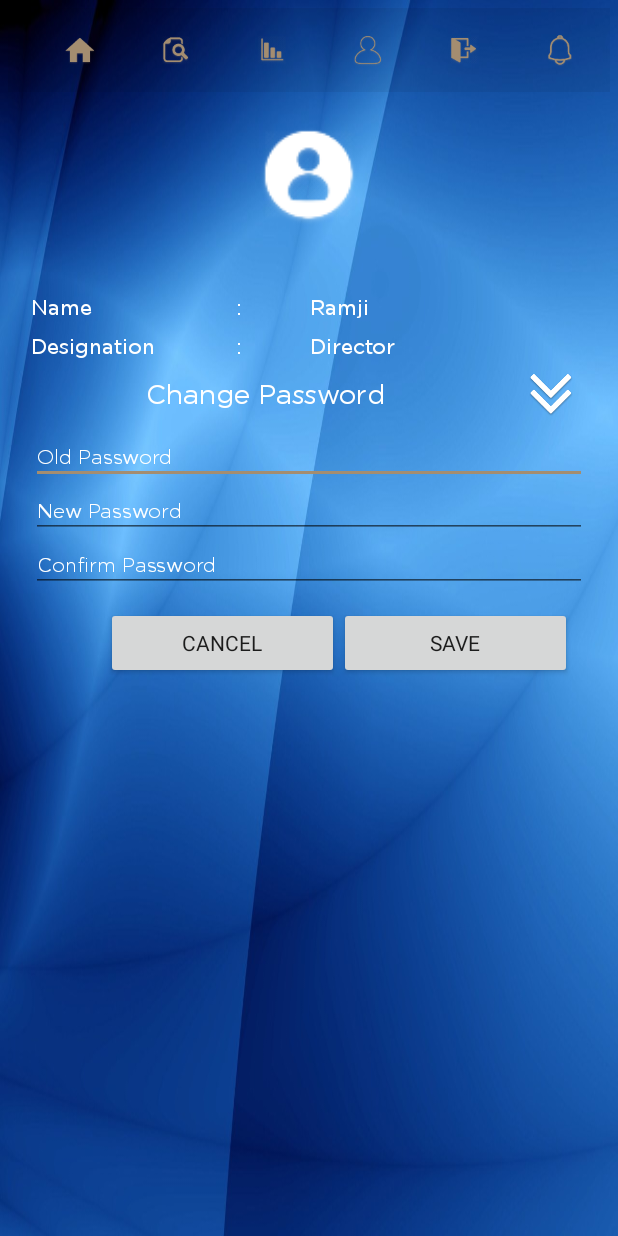
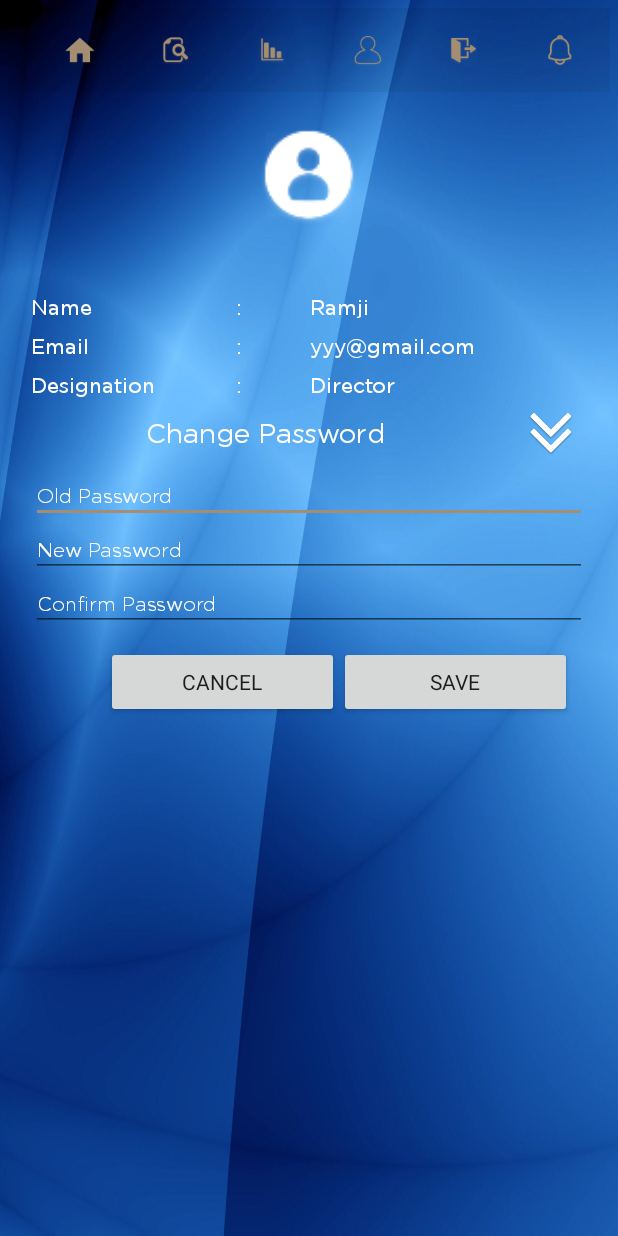
Before and after one commit to samasys-software/montecito, an Android app: the UserProfile screen opened directly, with no data from a screen before it, on a phone screen of 412 x 824 dp. Run offline under Robolectric (Android 15) with nearby library versions, the phone set to English and light mode, and no system bars; libraries missing offline, so code that uses them is left out: com.github.aakira.expandablelayout; plain views replace ExpandableRelativeLayout; pictures from the network do not load; 1 statement that could not run was skipped.

Commit message:
SetEmail -userProfile

```diff
--- a/Android/app/src/main/java/com/montecito/samayu/ui/UserProfile.java
+++ b/Android/app/src/main/java/com/montecito/samayu/ui/UserProfile.java
@@ -185,11 +185,12 @@ public class UserProfile extends MontecitoBaseActivity {
          TextView name=(TextView)findViewById(R.id.userName);
          TextView firstName=(TextView)findViewById(R.id.userFirstName);
        //  TextView lastName=(TextView)findViewById(R.id.userLastName);
-       //TextView dob=(TextView)findViewById(R.id.userDateOfBirth);-->
+       TextView email=(TextView)findViewById(R.id.userEmail);
          TextView designation=(TextView)findViewById(R.id.userDesignation);
          if(userProfile!=null) {
             // name.setText(userProfile.getName());
              firstName.setText(userProfile.getName());
+             email.setText(userProfile.getEmail());
            //  lastName.setText(userProfile.getName());
             // dob.setText("null");
 
--- a/Android/app/src/main/res/layout/activity_user_profile.xml
+++ b/Android/app/src/main/res/layout/activity_user_profile.xml
@@ -76,12 +76,11 @@
             android:visibility="gone"
             android:layout_below="@+id/firstNameHint"/>
         <TextView
-            android:id="@+id/dopHint"
+            android:id="@+id/emaiHint"
             android:layout_width="match_parent"
             android:layout_height="wrap_content"
-            android:text="Date Of Birth"
+            android:text="Email"
             android:textColor="@color/name"
-            android:visibility="gone"
             android:layout_marginTop="10dp"
             android:layout_below="@+id/lastNameHint"/>
         <TextView
@@ -118,7 +117,6 @@
                 android:layout_width="match_parent"
                 android:layout_height="wrap_content"
                 android:text=":"
-                android:visibility="gone"
                 android:textColor="@color/name"
                 android:layout_marginTop="10dp"
                 />
@@ -156,12 +154,11 @@
             <TextView
                 android:layout_width="match_parent"
                 android:layout_height="wrap_content"
-                android:text="01-JAN-1989"
+                android:text="yyy@gmail.com"
                 android:layout_weight="5"
-                android:visibility="gone"
                 android:textColor="@color/name"
                 android:layout_marginTop="10dp"
-                android:id="@+id/userDateOfBirth"/>
+                android:id="@+id/userEmail"/>
             <TextView
                 android:layout_width="match_parent"
                 android:layout_height="wrap_content"
```
Also changed, not shown: Android/app/src/main/java/com/montecito/samayu/dto/UserProfileDTO.java (+10 -0 lines).
